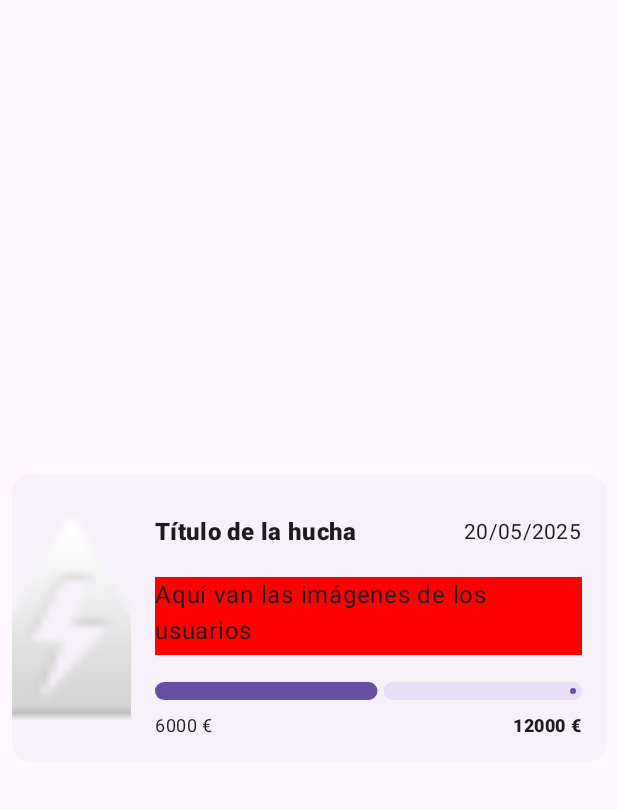
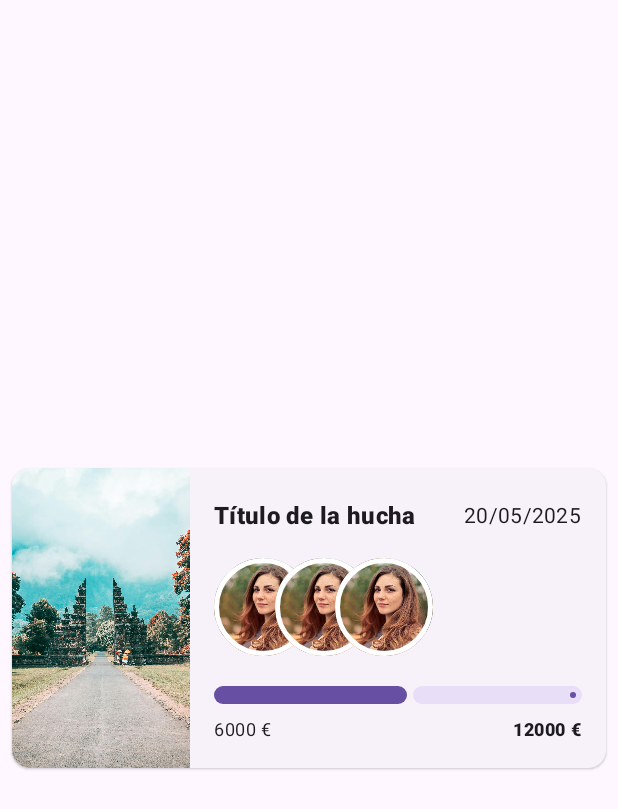
Before and after one commit to AnnaSolox/Kipon, an Android app built with Jetpack Compose: the screen it shows after launch (MainActivity), on a phone screen of 412 x 824 dp. Shown: the top 809 px of the screen. Run offline under Robolectric (Android 15) with nearby library versions, the phone set to English and light mode, and no system bars.

Commit message:
diseño UI

```diff
--- a/app/src/main/java/com/annasolox/kipon/MainActivity.kt
+++ b/app/src/main/java/com/annasolox/kipon/MainActivity.kt
@@ -4,7 +4,9 @@ import android.os.Bundle
 import androidx.activity.ComponentActivity
 import androidx.activity.compose.setContent
 import androidx.activity.enableEdgeToEdge
+import androidx.compose.foundation.layout.Arrangement
 import androidx.compose.foundation.layout.Box
+import androidx.compose.foundation.layout.Column
 import androidx.compose.foundation.layout.fillMaxSize
 import androidx.compose.foundation.layout.padding
 import androidx.compose.material3.Scaffold
@@ -14,6 +16,7 @@ import androidx.compose.ui.Alignment
 import androidx.compose.ui.Modifier
 import androidx.compose.ui.tooling.preview.Preview
 import com.annasolox.kipon.ui.composables.AccountElevatedCard
+import com.annasolox.kipon.ui.composables.UserThumbnail
 import com.annasolox.kipon.ui.theme.KiponTheme
 
 class MainActivity : ComponentActivity() {
@@ -23,8 +26,10 @@ class MainActivity : ComponentActivity() {
         setContent {
             KiponTheme {
                 Scaffold(modifier = Modifier.fillMaxSize()) { innerPadding ->
-                    Box(Modifier.fillMaxSize(), contentAlignment = Alignment.Center){
-                        AccountElevatedCard()
+                    Box(Modifier.fillMaxSize().padding(innerPadding), contentAlignment = Alignment.Center){
+                        Column(Modifier.fillMaxSize(), verticalArrangement = Arrangement.SpaceEvenly) {
+                            AccountElevatedCard()
+                        }
                     }
                 }
             }
--- a/app/src/main/java/com/annasolox/kipon/ui/composables/AccountElevatedCard.kt
+++ b/app/src/main/java/com/annasolox/kipon/ui/composables/AccountElevatedCard.kt
@@ -1,6 +1,5 @@
 package com.annasolox.kipon.ui.composables
 
-import android.R
 import androidx.compose.foundation.Image
 import androidx.compose.foundation.background
 import androidx.compose.foundation.layout.Arrangement
@@ -12,6 +11,7 @@ import androidx.compose.foundation.layout.Spacer
 import androidx.compose.foundation.layout.fillMaxHeight
 import androidx.compose.foundation.layout.fillMaxWidth
 import androidx.compose.foundation.layout.height
+import androidx.compose.foundation.layout.offset
 import androidx.compose.foundation.layout.padding
 import androidx.compose.foundation.layout.size
 import androidx.compose.material3.ElevatedCard
@@ -26,10 +26,12 @@ import androidx.compose.ui.res.painterResource
 import androidx.compose.ui.text.font.FontWeight
 import androidx.compose.ui.tooling.preview.Preview
 import androidx.compose.ui.unit.dp
+import androidx.compose.ui.unit.max
+import androidx.compose.ui.zIndex
+import com.annasolox.kipon.R
 
-@Preview
 @Composable
-fun AccountElevatedCard() {
+fun AccountElevatedCard(users: Int = 3) {
     ElevatedCard(
         Modifier
             .fillMaxWidth()
@@ -38,23 +40,23 @@ fun AccountElevatedCard() {
         Row(
             Modifier
                 .fillMaxWidth()
-                .height(IntrinsicSize.Min)
+                .height(200.dp)
         ) {
             Image(
-                painter = painterResource(id = R.drawable.ic_lock_idle_low_battery),
+                painter = painterResource(id = R.drawable.account_photo),
                 contentDescription = null,
                 modifier = Modifier
                     .fillMaxHeight()
-                    .weight(.2f),
+                    .weight(.3f),
                 contentScale = ContentScale.Crop,
             )
             Column(
                 Modifier
                     .fillMaxWidth()
-                    .weight(.8f)
-                    .padding(16.dp)
+                    .weight(.7f)
+                    .padding(start = 16.dp, end = 16.dp),
             ) {
-                Spacer(Modifier.size(10.dp))
+                Spacer(Modifier.size(20.dp))
                 Row(
                     Modifier.fillMaxWidth(),
                     horizontalArrangement = Arrangement.SpaceBetween,
@@ -68,16 +70,18 @@ fun AccountElevatedCard() {
                     Text(style = MaterialTheme.typography.bodyMedium, text = "20/05/2025")
                 }
 
-                Spacer(Modifier.size(18.dp))
+                Spacer(Modifier.size(16.dp))
 
-                Box(Modifier
-                    .fillMaxWidth()
-                    .height(52.dp)
-                    .background(Color.Red)) {
-                    Text("Aquí van las imágenes de los usuarios")
+                Row {
+                    for (i in 0 until users) {
+                        UserThumbnail(modifier = Modifier
+                            .size(65.dp)
+                            .zIndex(i.toFloat())
+                            .offset(x = (-i * 25).dp))
+                    }
                 }
 
-                Spacer(Modifier.size(18.dp))
+                Spacer(Modifier.size(20.dp))
 
                 AccountProgressBar(6000, 12000)
             }
--- a/app/src/main/java/com/annasolox/kipon/ui/composables/UserThumbnail.kt
+++ b/app/src/main/java/com/annasolox/kipon/ui/composables/UserThumbnail.kt
@@ -1,8 +1,30 @@
 package com.annasolox.kipon.ui.composables
 
+
+import androidx.compose.foundation.Image
+import androidx.compose.foundation.border
+import androidx.compose.foundation.layout.size
+import androidx.compose.foundation.shape.CircleShape
 import androidx.compose.runtime.Composable
+import androidx.compose.ui.Modifier
+import androidx.compose.ui.draw.clip
+import androidx.compose.ui.graphics.Color
+import androidx.compose.ui.graphics.Shape
+import androidx.compose.ui.graphics.painter.Painter
+import androidx.compose.ui.layout.ContentScale
+import androidx.compose.ui.res.painterResource
+import androidx.compose.ui.unit.Dp
+import androidx.compose.ui.unit.dp
+import com.annasolox.kipon.R
 
 @Composable
-fun UserThumbnail(){
-
+fun UserThumbnail(modifier: Modifier) {
+    Image(
+        painter = painterResource(R.drawable.girl_photo),
+        contentDescription = "User image thumbnail",
+        contentScale = ContentScale.Crop,
+        modifier = modifier
+            .clip(CircleShape)
+            .border( 3.dp, Color.White, CircleShape)
+    )
 }
```
Also changed, not shown: app/src/main/res/drawable/account_photo.jpg (added), app/src/main/res/drawable/girl_photo.jpg (added).
